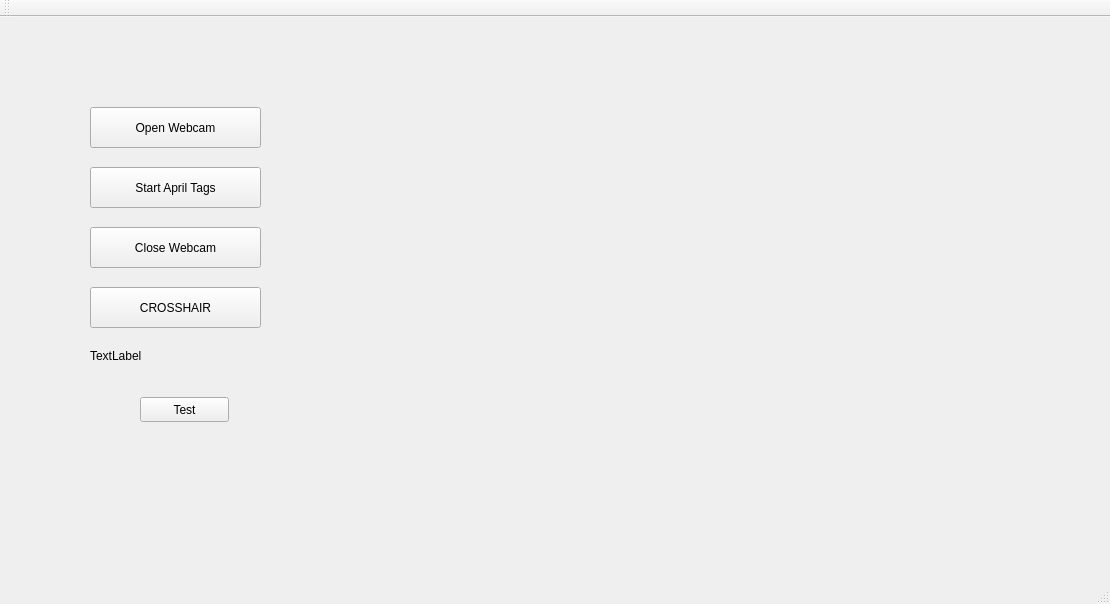
This is mainwindow.ui in tkschuler/AprilTagsGui as Qt 5 draws it before an edit. The edited form follows.
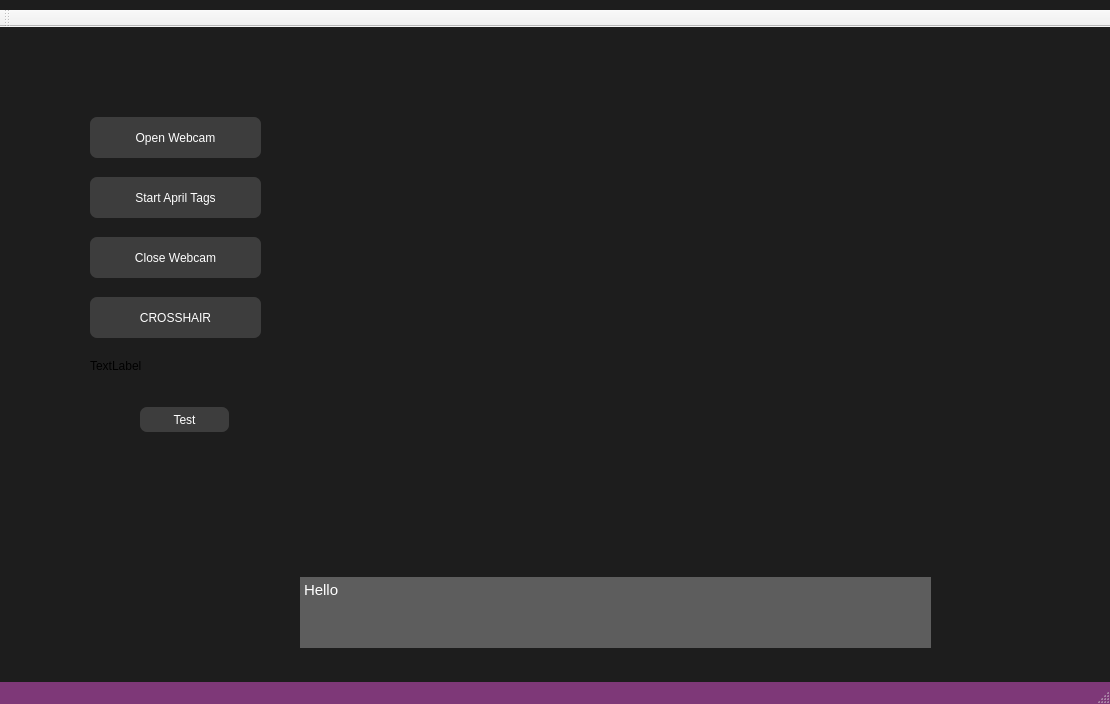
This is the edited form.

Commit message: Fixed Null Values, Updated Style Sheet

```diff
--- a/mainwindow.ui
+++ b/mainwindow.ui
@@ -7,12 +7,146 @@
     <x>0</x>
     <y>0</y>
     <width>1110</width>
-    <height>604</height>
+    <height>704</height>
    </rect>
   </property>
+  <property name="font">
+   <font>
+    <weight>50</weight>
+    <bold>false</bold>
+   </font>
+  </property>
+  <property name="mouseTracking">
+   <bool>false</bool>
+  </property>
   <property name="windowTitle">
    <string extracomment="what is this">Webcam Stream</string>
   </property>
+  <property name="styleSheet">
+   <string notr="true">QMainWindow{
+background-color:#1d1d1d;
+}
+
+QMenuBar{
+background-color:#1d1d1d;
+padding:5px;
+	font: 12pt &quot;MS Shell Dlg 2&quot;;
+}
+
+QMenuBar::item{
+background-color:#1d1d1d;
+color:#fff;
+padding:5px;
+
+}
+
+QMenu{
+color:#fff;
+padding:0;
+}
+
+QMenu::item:selected{
+color:#fff;
+background-color:#00aba9;
+}
+
+QTableWidget{
+background-color:#3d3d3d;
+color:#fff;
+  selection-background-color: #da532c;
+border:solid;
+border-width:3px;
+border-color:#da532c;
+}
+QHeaderView::section{
+background-color:qlineargradient(spread:pad, x1:0, y1:0, x2:1, y2:0, stop:0 rgba(20, 158, 217, 255), stop:1 rgba(36, 158, 217, 255));
+border:none;
+border-top-style:solid;
+border-width:1px;
+border-top-color:qlineargradient(spread:pad, x1:0, y1:0, x2:1, y2:0, stop:0 rgba(20, 158, 217, 255), stop:1 rgba(36, 158, 217, 255));
+color:#fff;
+
+}
+QHeaderView{
+background-color:qlineargradient(spread:pad, x1:0, y1:0, x2:1, y2:0, stop:0 rgba(20, 158, 217, 255), stop:1 rgba(36, 158, 217, 255));
+
+border:none;
+border-top-style:solid;
+border-width:1px;
+border-top-color:#149ED9;
+color:#fff;
+	font: 75 12pt &quot;Calibri&quot;;
+}
+
+QTableCornerButton::section{
+border:none;
+background-color:#149ED9;
+}
+
+QListWidget{
+background-color:#3d3d3d;
+color:#fff;
+}
+
+QMenu{
+background-color:#3d3d3d;
+}
+QStatusBar{
+background-color:#7e3878;
+color:#fff;
+}
+
+QPushButton{
+border-style:solid;
+
+background-color:#3d3d3d;
+color:#fff;
+border-radius:7px;
+}
+
+QTextBrowser{
+border-style:solid;
+
+background-color:#5d5d5d;
+color:#fff;
+}
+
+QPushButton:hover{
+color:#ccc;
+	background-color: qlineargradient(spread:pad, x1:0.517, y1:0, x2:0.517, y2:1, stop:0 rgba(45, 45, 45, 255), stop:0.505682 rgba(45, 45, 45, 255), stop:1 rgba(29, 29, 29, 255));
+	border-color:#2d89ef;
+border-width:2px;
+}
+
+QPushButton:pressed{
+background-color: qlineargradient(spread:pad, x1:0.517, y1:0, x2:0.517, y2:1, stop:0 rgba(29, 29, 29, 255), stop:0.505682 rgba(45, 45, 45, 255), stop:1 rgba(29, 29, 29, 255));
+}
+
+
+QTabWidget::tab{
+background-color:#3d3d3d;
+}
+
+QLineEdit{
+border-radius:0;
+}
+
+QProgressBar{
+border-radius:0;
+text-align:center;
+color:#fff;
+background-color:transparent;
+border: 2px solid #e3a21a;
+border-radius:7px;
+	font: 75 12pt &quot;Open Sans&quot;;
+
+}
+
+QProgressBar::chunk{
+background-color:#2d89ef;
+width:20px;
+}</string>
+  </property>
   <widget class="QWidget" name="centralWidget">
    <widget class="QPushButton" name="pushButton_open_webcam">
     <property name="geometry">
@@ -105,6 +239,26 @@
      <string>Test</string>
     </property>
    </widget>
+   <widget class="QTextBrowser" name="textBrowser">
+    <property name="geometry">
+     <rect>
+      <x>300</x>
+      <y>550</y>
+      <width>631</width>
+      <height>71</height>
+     </rect>
+    </property>
+    <property name="styleSheet">
+     <string notr="true">font: 11pt &quot;Liberation Sans Narrow&quot;;</string>
+    </property>
+    <property name="html">
+     <string>&lt;!DOCTYPE HTML PUBLIC &quot;-//W3C//DTD HTML 4.0//EN&quot; &quot;http://www.w3.org/TR/REC-html40/strict.dtd&quot;&gt;
+&lt;html&gt;&lt;head&gt;&lt;meta name=&quot;qrichtext&quot; content=&quot;1&quot; /&gt;&lt;style type=&quot;text/css&quot;&gt;
+p, li { white-space: pre-wrap; }
+&lt;/style&gt;&lt;/head&gt;&lt;body style=&quot; font-family:'Liberation Sans Narrow'; font-size:11pt; font-weight:400; font-style:normal;&quot;&gt;
+&lt;p style=&quot; margin-top:0px; margin-bottom:0px; margin-left:0px; margin-right:0px; -qt-block-indent:0; text-indent:0px;&quot;&gt;&lt;span style=&quot; font-family:'Ubuntu';&quot;&gt;Hello&lt;/span&gt;&lt;/p&gt;&lt;/body&gt;&lt;/html&gt;</string>
+    </property>
+   </widget>
   </widget>
   <widget class="QMenuBar" name="menuBar">
    <property name="geometry">
@@ -112,7 +266,7 @@
      <x>0</x>
      <y>0</y>
      <width>1110</width>
-     <height>22</height>
+     <height>39</height>
     </rect>
    </property>
   </widget>
```
The commit also changes 3 other files.
